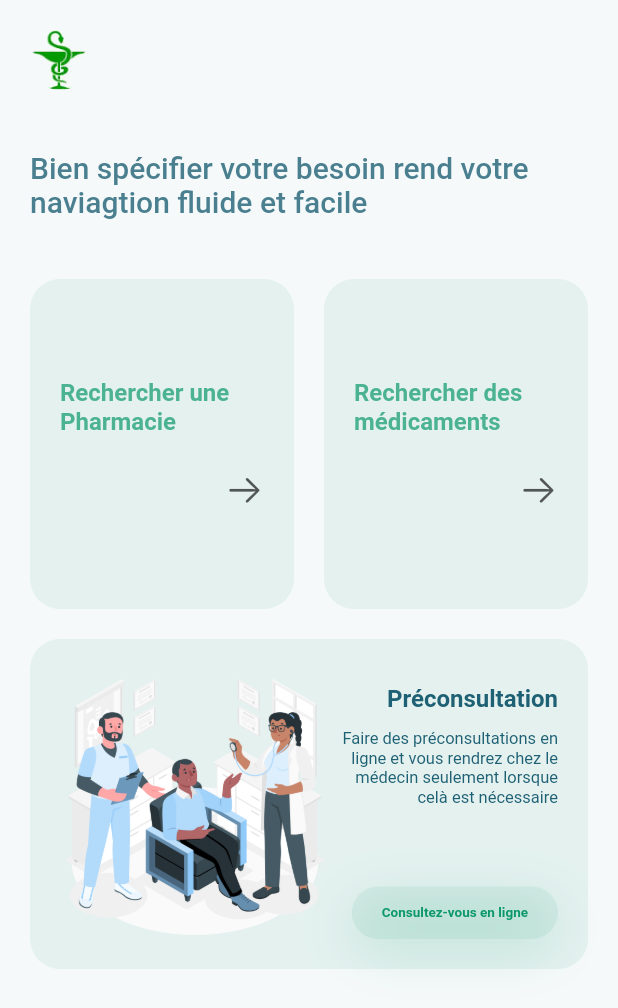
After one commit to Keep-project/frontend-pharmacy, a Flutter app: the StartScreen screen opened by its route, on a phone screen of 412 x 824 dp. The commit adds this screen. Shown: the top 1008 px of the screen. Run offline on Flutter 3.47's test engine with Material 2 defaults, Android fonts, the phone set to English and light mode, and no system bars; our stand-ins replace dio, fl_chart, flutter_svg, geocoding, geolocator, get and 3 more; missing offline and left inert: flutter_polyline_points, google_place; accounts and stored records are empty.

```diff
--- a/lib/models/response_data_models/medicament_model.dart
+++ b/lib/models/response_data_models/medicament_model.dart
@@ -69,7 +69,6 @@ class Medicament {
     this.created_at,
     this.updated_at });
 
-
     factory Medicament.fromJson(String string) => Medicament.fromMap(json.decode(string));
 
     factory Medicament.fromMap(Map<String, dynamic> json) => Medicament(
--- a/lib/router/app_pages.dart
+++ b/lib/router/app_pages.dart
@@ -14,6 +14,7 @@ import 'package:pharmacy_app/screens/pharmacie_form/pharmacie_form.dart';
 import 'package:pharmacy_app/screens/register/register.dart';
 import 'package:pharmacy_app/screens/rendez_vous/rendez_vous.dart';
 import 'package:pharmacy_app/screens/rendez_vous_details/rendez_vous_details.dart';
+import 'package:pharmacy_app/screens/start/start.dart';
 
 class AppPages {
 
@@ -28,6 +29,12 @@ class AppPages {
       page: () => const RegisterScreen(),
       binding: RegisterScreenBinding()
     ),
+    GetPage(
+      name: AppRoutes.STARTPAGE,
+      page: () => const StartScreen(),
+      binding: StartScreenBinding(),
+    ),
+
     GetPage(
       name: AppRoutes.HOME,
       page: () => const HomeScreen(),
--- a/lib/router/app_router.dart
+++ b/lib/router/app_router.dart
@@ -16,4 +16,5 @@ class AppRoutes {
   static const String DASHBORD = "/dashboard";
   static const String RENDEZVOUS = "/rendezvous";
   static const String RENDEZVOUSDETAILS = "/rendezvous_details";
+  static const String STARTPAGE = "/start";
 }
--- a/lib/screens/onboarding/onboarding_controller.dart
+++ b/lib/screens/onboarding/onboarding_controller.dart
@@ -34,7 +34,7 @@ class OnboardingScreenController extends GetxController {
     if ( await _localAuth.hasAuthToken()){
       Future.delayed(const Duration(milliseconds: 800), () {
         //Get.offAllNamed(AppRoutes.LOGIN);
-        Get.offAllNamed(AppRoutes.HOME);
+        Get.offAllNamed(AppRoutes.STARTPAGE);
       });
     }
     else{
--- /dev/null
+++ b/lib/screens/start/start.dart
@@ -0,0 +1,4 @@
+
+export './start_screen.dart';
+export './start_controller.dart';
+export './start_binding.dart';
--- /dev/null
+++ b/lib/screens/start/start_binding.dart
@@ -0,0 +1,11 @@
+import 'package:get/get.dart';
+import 'package:pharmacy_app/screens/start/start.dart';
+
+
+class StartScreenBinding implements Bindings {
+  @override
+  void dependencies() {
+    Get.lazyPut<StartScreenController>(() => StartScreenController());
+  }
+
+}
--- /dev/null
+++ b/lib/screens/start/start_controller.dart
@@ -0,0 +1,7 @@
+
+import 'package:get/get.dart';
+
+class StartScreenController extends GetxController {
+
+
+}
--- /dev/null
+++ b/lib/screens/start/start_screen.dart
@@ -0,0 +1,235 @@
+import 'package:flutter/cupertino.dart';
+import 'package:flutter/material.dart';
+import 'package:geolocator/geolocator.dart';
+import 'package:get/get.dart';
+import 'package:pharmacy_app/core/app_colors.dart';
+import 'package:pharmacy_app/core/app_sizes.dart';
+import 'package:pharmacy_app/router/app_router.dart';
+import 'package:pharmacy_app/screens/start/start.dart';
+
+class StartScreen extends GetView<StartScreenController> {
+  const StartScreen({Key? key}) : super(key: key);
+
+  @override
+  Widget build(BuildContext context) {
+    return SafeArea(
+      child: GetBuilder<StartScreenController>(
+          builder: (controller) => Scaffold(
+                body: Container(
+                  height: Get.height,
+                  width: Get.width,
+                  decoration: const BoxDecoration(),
+                  child: Column(
+                    crossAxisAlignment: CrossAxisAlignment.start,
+                    children: [
+                      Container(
+                          width: double.infinity,
+                          padding: const EdgeInsets.symmetric(
+                              horizontal: kDefaultPadding),
+                          decoration: const BoxDecoration(),
+                          child: Column(
+                            crossAxisAlignment: CrossAxisAlignment.start,
+                            children: [
+                              Padding(
+                                padding: const EdgeInsets.only(
+                                  top: kDefaultPadding,
+                                ),
+                                child: Container(
+                                  height: 40,
+                                  width: 40,
+                                  clipBehavior: Clip.antiAlias,
+                                  decoration: const BoxDecoration(
+                                    shape: BoxShape.circle,
+                                  ),
+                                  child:
+                                      Image.asset("assets/images/image1.png"),
+                                ),
+                              ),
+                              const SizedBox(height: kDefaultPadding * 2),
+                              Text(
+                                "Bien spécifier votre besoin rend votre naviagtion fluide et facile",
+                                style: TextStyle(
+                                  color: kTextColor2.withOpacity(.8),
+                                  fontSize: 20,
+                                  fontWeight: FontWeight.w500,
+                                ),
+                              ),
+                            ],
+                          )),
+                      const SizedBox(height: kDefaultPadding * 2),
+                      Padding(
+                        padding: const EdgeInsets.symmetric(
+                            horizontal: kDefaultPadding),
+                        child: Wrap(
+                          spacing: kDefaultPadding,
+                          children: [
+                            GestureDetector(
+                              onTap: () {
+                                Get.toNamed(AppRoutes.MAPVIEW);
+                              },
+                              child: Container(
+                                  height: 220,
+                                  width: Get.width / 2 - 30,
+                                  decoration: BoxDecoration(
+                                    color: kTextColor.withOpacity(.08),
+                                    borderRadius:
+                                        BorderRadius.circular(kDefaultPadding),
+                                  ),
+                                  child: Container(
+                                    padding:
+                                        const EdgeInsets.all(kDefaultPadding),
+                                    decoration: const BoxDecoration(),
+                                    child: Column(
+                                      children: [
+                                        const Spacer(flex: 2),
+                                        Text(
+                                          "Rechercher une Pharmacie",
+                                          style: TextStyle(
+                                            color: kTextColor.withOpacity(0.7),
+                                            fontSize: 16,
+                                            fontWeight: FontWeight.w600,
+                                          ),
+                                        ),
+                                        const Spacer(),
+                                        Row(children: [
+                                          const Spacer(),
+                                          Icon(CupertinoIcons.arrow_right,
+                                              size: 26,
+                                              color:
+                                                  kDarkColor.withOpacity(.7)),
+                                        ]),
+                                        const Spacer(
+                                          flex: 2,
+                                        ),
+                                      ],
+                                    ),
+                                  )),
+                            ),
+                            GestureDetector(
+                              onTap: () {
+                                Get.toNamed(AppRoutes.HOME);
+                              },
+                              child: Container(
+                                  height: 220,
+                                  width: Get.width / 2 - 30,
+                                  decoration: BoxDecoration(
+                                    color: kTextColor.withOpacity(.08),
+                                    borderRadius:
+                                        BorderRadius.circular(kDefaultPadding),
+                                  ),
+                                  child: Container(
+                                    padding:
+                                        const EdgeInsets.all(kDefaultPadding),
+                                    decoration: const BoxDecoration(),
+                                    child: Column(
+                                      children: [
+                                        const Spacer(flex: 2),
+                                        Text(
+                                          "Rechercher des médicaments",
+                                          style: TextStyle(
+                                            color: kTextColor.withOpacity(0.7),
+                                            fontSize: 16,
+                                            fontWeight: FontWeight.w600,
+                                          ),
+                                        ),
+                                        const Spacer(),
+                                        Row(children: [
+                                          const Spacer(),
+                                          Icon(CupertinoIcons.arrow_right,
+                                              size: 26,
+                                              color:
+                                                  kDarkColor.withOpacity(.7)),
+                                        ]),
+                                        const Spacer(
+                                          flex: 2,
+                                        ),
+                                      ],
+                                    ),
+                                  )),
+                            ),
+                          ],
+                        ),
+                      ),
+                      const SizedBox( height: kDefaultPadding),
+                      Padding(
+                        padding: const EdgeInsets.symmetric(horizontal: kDefaultPadding),
+                        child: Container(
+                            height: 220,
+                            width: double.infinity,
+                            decoration: BoxDecoration(
+                              color: kTextColor.withOpacity(.08),
+                              borderRadius:
+                                  BorderRadius.circular(kDefaultPadding),
+                            ),
+                            child: Container(
+                              padding: const EdgeInsets.all(kDefaultPadding),
+                              decoration: const BoxDecoration(),
+                              child: Stack(
+                                children: [
+                                  Image.asset("assets/images/amico-care.png"),
+                                  const Positioned(
+                                    top: 10,
+                                    right: 0,
+                                    child: Text("Préconsultation",
+                                      style: TextStyle(
+                                        color: kTextColor2,
+                                        fontSize: 16,
+                                        fontWeight: FontWeight.w600,
+                                      ),
+                                    )
+                                  ),
+                                  Positioned(
+                                    top: 40,
+                                    right: 0,
+                                    child: Container(
+                                      width: 150,
+                                      decoration: const BoxDecoration(),
+                                      child: const Text(
+                                        "Faire des préconsultations en ligne et vous rendrez chez le médecin seulement lorsque celà est nécessaire",
+                                        textAlign: TextAlign.right,
+                                        style: TextStyle(
+                                          color: kTextColor2,
+                                          fontSize: 11,
+                                        ),
+                                      ),
+                                    ),
+                                  ),
+                                  Positioned(
+                                    bottom: 0,
+                                    right: 0,
+                                    child: Container(
+                                      height: 35,
+                                      padding: const EdgeInsets.symmetric(horizontal: kDefaultPadding),
+                                      decoration: BoxDecoration(
+                                        color: kTextColor.withOpacity(.08),
+                                        borderRadius: BorderRadius.circular(kDefaultRadius*2),
+                                        boxShadow: [
+                                          BoxShadow(
+                                            offset: const Offset( 0, 10),
+                                            blurRadius: 30,
+                                            color: kTextColor.withOpacity(0.15)
+                                          ),
+                                        ],
+                                      ),
+                                      child: const Center(
+                                        child: Text("Consultez-vous en ligne",
+                                        style: TextStyle(
+                                          color: kTextColor,
+                                          fontWeight: FontWeight.w600,
+                                          fontSize: 9,
+                                        )
+                                    ),
+                                      )
+                                    ),
+                                  ),
+                                ],
+                              ),
+                            )),
+                      ),
+                    ],
+                  ),
+                ),
+              )),
+    );
+  }
+}
--- a/pubspec.yaml
+++ b/pubspec.yaml
@@ -45,6 +45,8 @@ dependencies:
   intl: ^0.17.0
   flutter_svg: ^1.1.0
   google_maps_flutter: ^2.1.8
+  flutter_polyline_points: ^1.0.0
+  location: ^4.4.0
 
 dev_dependencies:
   flutter_test:
```
Also changed, not shown: lib/screens/mapview/mapview_controller.dart (+97 -17 lines), lib/screens/mapview/mapview_screen.dart (+118 -38 lines), assets/images/amico-care.png (added), assets/images/image1.png (added), assets/images/logo.jpg (added), pubspec.lock, 1 other file.
